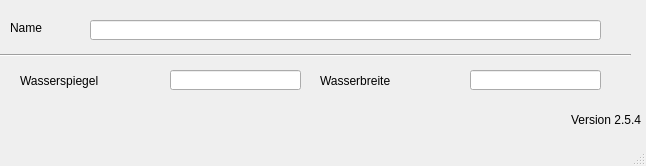
Qt form qkan/forms/qkan_profildaten.ui (hoettges/QKan) before a commit.
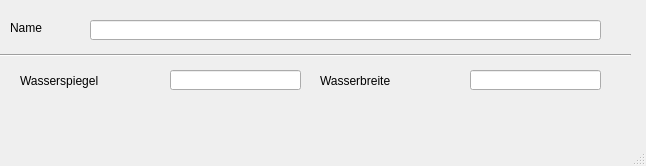
The same form after that commit.

What changed in the file:
```diff
--- a/qkan/forms/qkan_profildaten.ui
+++ b/qkan/forms/qkan_profildaten.ui
@@ -96,25 +96,6 @@
      </rect>
     </property>
    </widget>
-   <widget class="QLabel" name="lb_version">
-    <property name="geometry">
-     <rect>
-      <x>570</x>
-      <y>110</y>
-      <width>71</width>
-      <height>20</height>
-     </rect>
-    </property>
-    <property name="toolTip">
-     <string>Version QKan Import</string>
-    </property>
-    <property name="text">
-     <string>Version 2.5.4</string>
-    </property>
-    <property name="alignment">
-     <set>Qt::AlignRight|Qt::AlignTrailing|Qt::AlignVCenter</set>
-    </property>
-   </widget>
   </widget>
   <widget class="QMenuBar" name="menubar">
    <property name="geometry">
```
